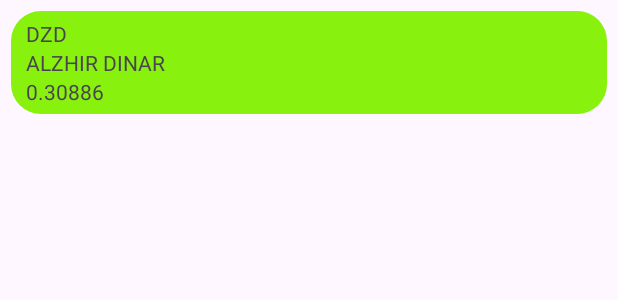
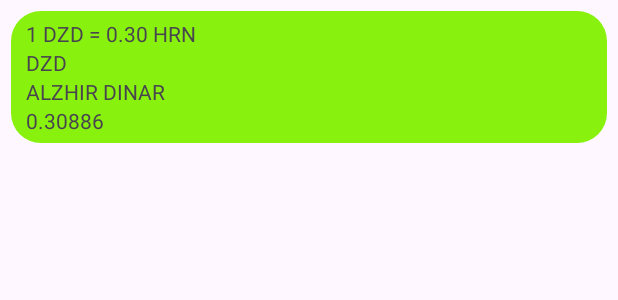
Before and after one commit to TanyaBabinets/Android1, an Android app: the layout nbu_rate_layout.xml on its own in the app's theme, with its tools: preview values and no code run, on a phone screen of 412 x 824 dp. Shown: the top 300 px of the screen. Run offline under Robolectric (Android 15) with nearby library versions, the phone set to English and light mode, and no system bars.

Commit message:
1HRNrate

```diff
--- a/app/src/main/java/itstep/learning/androidpv211/RatesActivity.java
+++ b/app/src/main/java/itstep/learning/androidpv211/RatesActivity.java
@@ -61,7 +61,7 @@ private RecyclerView rvContainer;
             return insets;
         });
        // tvContainer=findViewById(R.id.rates_tv_container);
-        String url = "https://bank.gov.ua/NBUStatService/v1/statdirectory/exchange?date=YYYYMMDD&json";
+        String url = nbuRatesUrl;
         //  https://bank.gov.ua/ua/open-data/api-dev
         pool= Executors.newFixedThreadPool(3);
 
@@ -77,7 +77,7 @@ private RecyclerView rvContainer;
            //Log.d("post", "" + getWindow().getDecorView().getWidth());//post- очередь действий
         });
         //внутр.организация контента
-        RecyclerView.LayoutManager layoutManager=new GridLayoutManager(this, 1);
+        RecyclerView.LayoutManager layoutManager=new GridLayoutManager(this, 2);
         rvContainer.setLayoutManager(layoutManager);
         nbuRateAdapter = new NbuRateAdapter(nbuRates);
         rvContainer.setAdapter(nbuRateAdapter);
--- a/app/src/main/java/itstep/learning/androidpv211/nbu/NbuRateAdapter.java
+++ b/app/src/main/java/itstep/learning/androidpv211/nbu/NbuRateAdapter.java
@@ -29,8 +29,11 @@ private List<NbuRate> nbuRates;
 
     @Override
     public void onBindViewHolder(@NonNull NbuRateViewHolder holder, int position) {
-holder.setNbuRate(nbuRates.get(position));
+        holder.setNbuRate(nbuRates.get(position));
+
+
     }
+
 
     @Override
     public int getItemCount() {
--- a/app/src/main/java/itstep/learning/androidpv211/orm/NbuRate.java
+++ b/app/src/main/java/itstep/learning/androidpv211/orm/NbuRate.java
@@ -71,6 +71,10 @@ public class NbuRate {
     public void setExchangeDate(Date exchangeDate) {
         this.exchangeDate = exchangeDate;
     }
+
+    public String formattedRate(){
+        return String.format("1 %s=%.2f HRN", cc, rate);
+    }
 }
 
 //{
--- a/app/src/main/res/layout/nbu_rate_layout.xml
+++ b/app/src/main/res/layout/nbu_rate_layout.xml
@@ -10,7 +10,12 @@
     android:background="@drawable/calc_btn_func"
     android:backgroundTint="@color/rates_tv_title"
     >
-
+    <TextView
+        android:id="@+id/nbu_rate_formatted"
+        android:layout_width="wrap_content"
+        android:layout_height="wrap_content"
+        android:gravity="center_vertical"
+        android:text="1 DZD = 0.30 HRN" />
     <TextView
         android:id="@+id/nbu_rate_cc"
         android:layout_width="wrap_content"
@@ -30,4 +35,6 @@
         android:layout_height="wrap_content"
         tools:text="0.30886" />
 
+
+
 </LinearLayout>
```
Also changed, not shown: app/src/main/java/itstep/learning/androidpv211/nbu/NbuRateViewHolder.java (+13 -2 lines).
